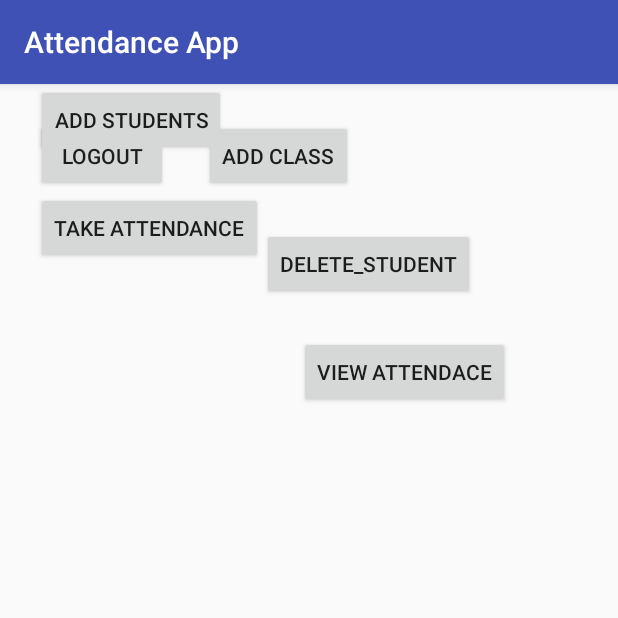
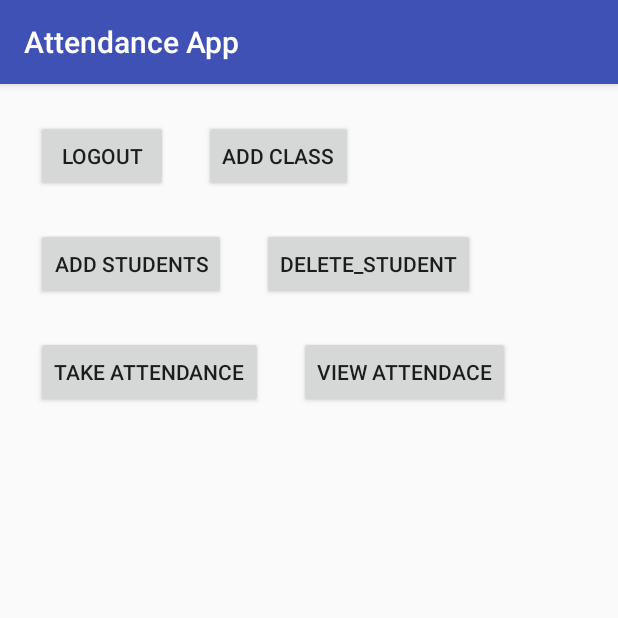
Before and after one commit to SAM33RG/AttendanceApp, an Android app: the screen it shows after launch once a user with an empty profile is signed in (MainActivity), on a phone screen of 412 x 824 dp, the top half of it. Run offline under Robolectric (Android 15) with nearby library versions, the phone set to English and light mode, and no system bars; our stand-ins replace Firebase (no records; nobody signed in at launch, a user with empty details on screens opened directly).

Commit message:
added splash screen and corrected main activity layout

```diff
--- /dev/null
+++ b/app/src/main/java/app/attendanceapp/attendanceapp/Splash.java
@@ -0,0 +1,29 @@
+package app.attendanceapp.attendanceapp;
+
+import android.app.Activity;
+import android.content.Intent;
+import android.os.Bundle;
+import android.os.Handler;
+
+public class Splash extends Activity {
+
+    private final int SPLASH_DISPLAY_LENGTH = 2000;
+
+    @Override
+    public void onCreate(Bundle icicle) {
+        super.onCreate(icicle);
+        setContentView(R.layout.activity_splash);
+
+        /* New Handler to start the Menu-Activity
+         * and close this Splash-Screen after some seconds.*/
+        new Handler().postDelayed(new Runnable(){
+            @Override
+            public void run() {
+                /* Create an Intent that will start the Menu-Activity. */
+                Intent mainIntent = new Intent(Splash.this,LoginActivity.class);
+                Splash.this.startActivity(mainIntent);
+                Splash.this.finish();
+            }
+        }, SPLASH_DISPLAY_LENGTH);
+    }
+}
--- a/app/src/main/res/layout/activity_main.xml
+++ b/app/src/main/res/layout/activity_main.xml
@@ -21,9 +21,10 @@
         android:layout_width="wrap_content"
         android:layout_height="wrap_content"
         android:layout_marginStart="24dp"
+        android:layout_marginTop="24dp"
         android:text="add Students"
         app:layout_constraintStart_toStartOf="parent"
-        tools:layout_editor_absoluteY="96dp" />
+        app:layout_constraintTop_toBottomOf="@+id/main_logout" />
 
     <Button
         android:id="@+id/main_delete_student"
```
Also changed, not shown: app/src/main/AndroidManifest.xml (+13 -11 lines), app/src/main/res/layout/activity_splash.xml (added, +15 -0 lines).
